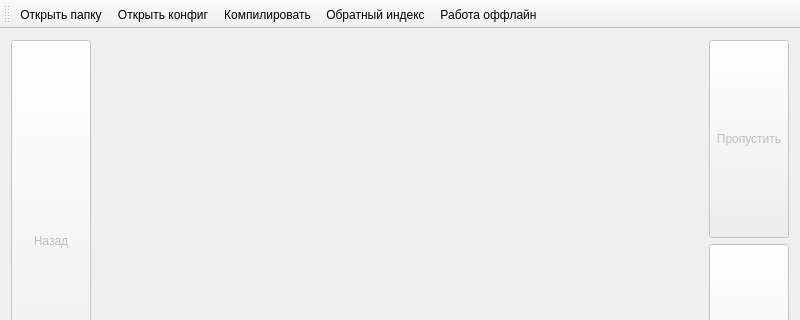
cool-palace/Screenshot-Manager, file mainwindow.ui: the form before one commit; both pictures show x 0 to 800 and y 0 to 320 of the 800 by 600 pixel window.
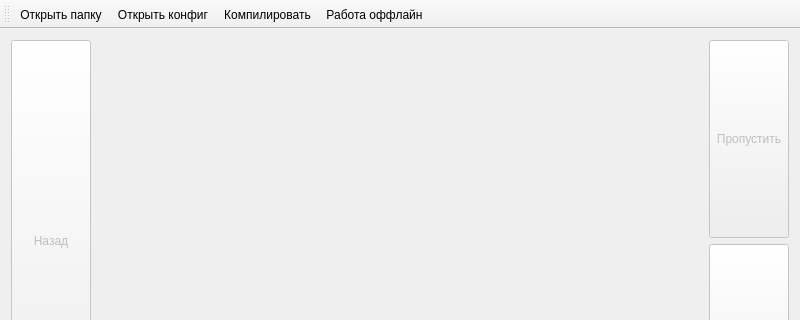
The form after the commit.

Commit message: Integrated reverse indices in configs

The edit to the form file:
```diff
--- a/mainwindow.ui
+++ b/mainwindow.ui
@@ -205,7 +205,6 @@
    <addaction name="open_folder"/>
    <addaction name="open_config"/>
    <addaction name="compile"/>
-   <addaction name="reverse_index"/>
    <addaction name="offline"/>
   </widget>
   <action name="open_folder">
@@ -244,11 +243,6 @@
     <string>Компилировать</string>
    </property>
   </action>
-  <action name="reverse_index">
-   <property name="text">
-    <string>Обратный индекс</string>
-   </property>
-  </action>
  </widget>
  <layoutdefault spacing="6" margin="11"/>
  <resources/>
```
The commit also changes 3 other files.
